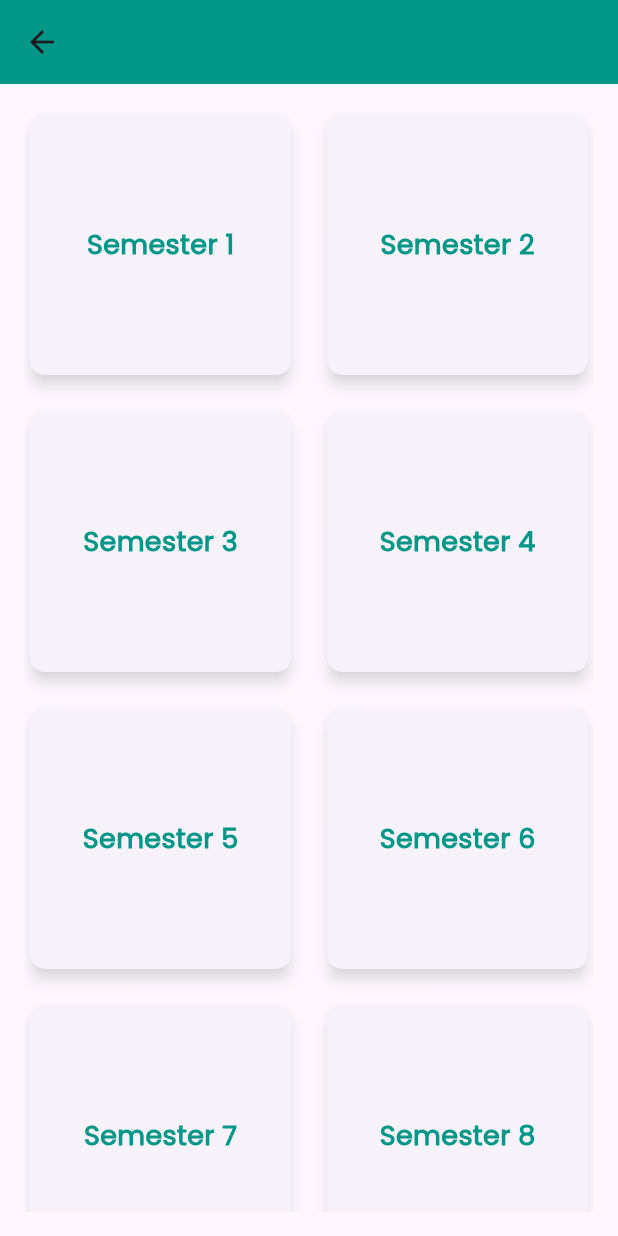
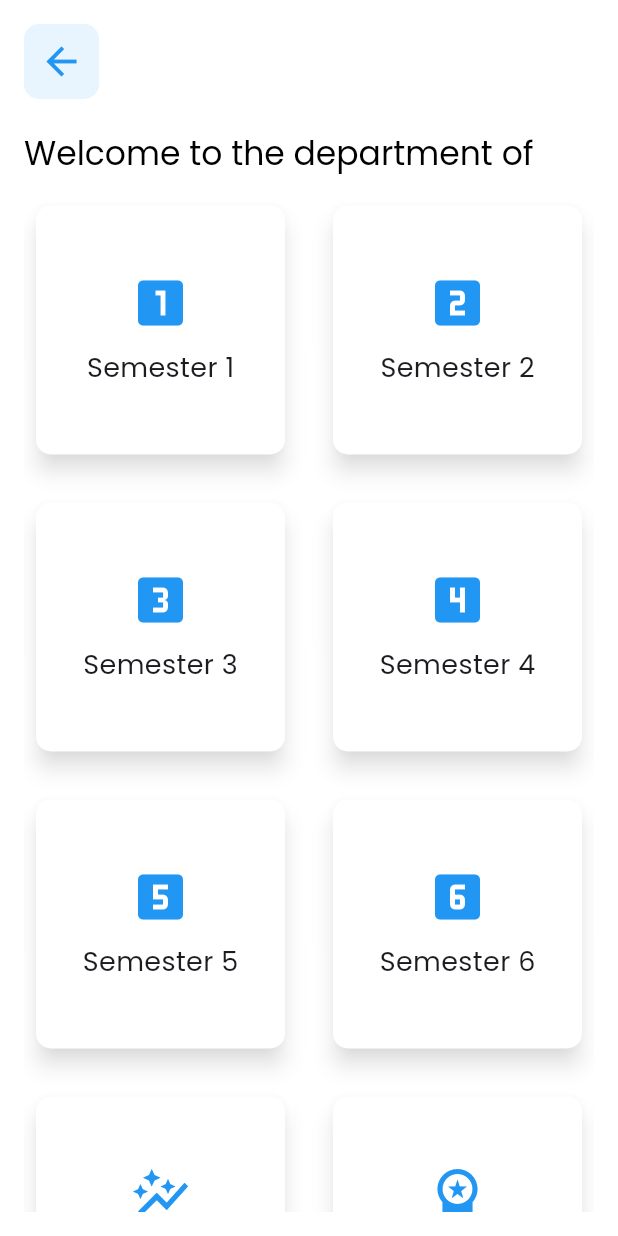
Before and after one commit to HaiderAli228/DocView, a Flutter app: the DeptDetailView screen opened directly with empty values, on a phone screen of 412 x 824 dp. Run offline on Flutter 3.47's test engine with Material 3 defaults, Android fonts, the phone set to English and light mode, and no system bars; our stand-ins replace animated_text_kit, carousel_slider, file_picker, fluttertoast, google_generative_ai, introduction_screen and 1 more; missing offline and left inert: docx_to_text, syncfusion_flutter_pdf.

Commit message:
completing UI

```diff
--- a/lib/routes/routes.dart
+++ b/lib/routes/routes.dart
@@ -1,9 +1,10 @@
 import 'package:docsview/routes/routes_name.dart';
 import 'package:docsview/view/ai_view.dart';
-import 'package:docsview/view/intro_screen.dart';
+import 'package:docsview/view/intro_view.dart';
 import 'package:flutter/material.dart';
-import '../view/deptDetail.dart';
+import '../view/dept_detail_view.dart';
 import '../view/home_view.dart';
+import '../view/semester_detail_view.dart';
 import '../view/splash_screen.dart';
 
 class Routes {
@@ -17,6 +18,17 @@ class Routes {
           final department = settings.arguments as Map<String, String>;
           return _createRoute(DeptDetailView(
             departmentName: department['name']!,
+            departmentIcon: department['icon']!,
+          ));
+        } else {
+          return _errorRoute("Invalid department data");
+        }
+        case RoutesName.semesterDetailView:
+        if (settings.arguments is Map<String, String>) {
+          final department = settings.arguments as Map<String, String>;
+          return _createRoute(SemesterDetailView(
+            departmentName: department['name']!,
+            departmentIcon: department['icon']!,
           ));
         } else {
           return _errorRoute("Invalid department data");
@@ -67,9 +79,9 @@ class Routes {
           ),
         );
       },
-      transitionDuration: const Duration(milliseconds: 700), // Smooth speed
+      transitionDuration: const Duration(milliseconds: 500), // Smooth speed
       reverseTransitionDuration:
-      const Duration(milliseconds: 700), // Smooth for pop too
+      const Duration(milliseconds: 500), // Smooth for pop too
     );
   }
 
--- a/lib/routes/routes_name.dart
+++ b/lib/routes/routes_name.dart
@@ -4,4 +4,5 @@ class RoutesName{
   static const String introScreenView = "intro_screen" ;
   static const String aiScreenView = "ai_screen" ;
   static const String deptDetailView = "dept_detail_screen" ;
+  static const String semesterDetailView = "semester_detail_screen" ;
 }
--- a/lib/view/ai_view.dart
+++ b/lib/view/ai_view.dart
@@ -9,7 +9,7 @@ import 'package:syncfusion_flutter_pdf/pdf.dart';
 
 import '../model/api_services.dart';
 import '../utils/toast_msg.dart';
-import 'ai_response_screen.dart';
+import 'ai_response_view.dart';
 class AiView extends StatefulWidget {
   const AiView({super.key});
 
--- a/lib/view/deptDetail.dart
+++ /dev/null
@@ -1,61 +0,0 @@
-import 'package:flutter/material.dart';
-
-class DeptDetailView extends StatelessWidget {
-  final String departmentName;
-
-  const DeptDetailView({super.key, required this.departmentName});
-
-  @override
-  Widget build(BuildContext context) {
-    return Scaffold(
-      appBar: AppBar(
-        title: Text(
-          departmentName,
-          style: const TextStyle(fontFamily: "Poppins", fontWeight: FontWeight.bold),
-        ),
-        backgroundColor: Colors.teal, // Change as needed
-      ),
-      body: Padding(
-        padding: const EdgeInsets.all(16.0),
-        child: GridView.builder(
-          gridDelegate: const SliverGridDelegateWithFixedCrossAxisCount(
-            crossAxisCount: 2,
-            crossAxisSpacing: 16,
-            mainAxisSpacing: 16,
-          ),
-          itemCount: 8, // 8 Semesters
-          itemBuilder: (context, index) {
-            return Card(
-              elevation: 4,
-              shadowColor: Colors.grey.withOpacity(0.4),
-              shape: RoundedRectangleBorder(
-                borderRadius: BorderRadius.circular(10),
-              ),
-              child: InkWell(
-                onTap: () {
-                  // Handle semester-specific navigation or actions
-                  ScaffoldMessenger.of(context).showSnackBar(
-                    SnackBar(
-                      content: Text('Semester ${index + 1} clicked!'),
-                    ),
-                  );
-                },
-                child: Center(
-                  child: Text(
-                    'Semester ${index + 1}',
-                    style: const TextStyle(
-                      fontSize: 18,
-                      fontFamily: "Poppins",
-                      fontWeight: FontWeight.bold,
-                      color: Colors.teal,
-                    ),
-                  ),
-                ),
-              ),
-            );
-          },
-        ),
-      ),
-    );
-  }
-}
--- /dev/null
+++ b/lib/view/dept_detail_view.dart
@@ -0,0 +1,144 @@
+import 'package:flutter/material.dart';
+
+import '../routes/routes_name.dart';
+import '../utils/app_colors.dart';
+
+class DeptDetailView extends StatelessWidget {
+  final String departmentName;
+  final String departmentIcon;
+
+  DeptDetailView({
+    super.key,
+    required this.departmentName,
+    required this.departmentIcon,
+  });
+
+  final semesterDetails = [
+    {'icon': Icons.looks_one, 'name': "Semester 1"},
+    {'icon': Icons.looks_two, 'name': "Semester 2"},
+    {'icon': Icons.looks_3, 'name': "Semester 3"},
+    {'icon': Icons.looks_4, 'name': "Semester 4"},
+    {'icon': Icons.looks_5, 'name': "Semester 5"},
+    {'icon': Icons.looks_6, 'name': "Semester 6"},
+    {'icon': Icons.auto_graph, 'name': "Semester 7"},
+    {'icon': Icons.workspace_premium, 'name': "Semester 8"},
+  ];
+
+  @override
+  Widget build(BuildContext context) {
+    return SafeArea(
+      child: Scaffold(
+        backgroundColor: Colors.white,
+        body: Padding(
+          padding: const EdgeInsets.all(16.0),
+          child: Column(
+            crossAxisAlignment: CrossAxisAlignment.start,
+            children: [
+              Row(
+                mainAxisAlignment: MainAxisAlignment.spaceBetween,
+                children: [
+                  InkWell(
+                    onTap: () {
+                      Navigator.pop(context);
+                    },
+                    child: Container(
+                      height: 50,
+                      width: 50,
+                      decoration: BoxDecoration(
+                        color: AppColors.themeColor.withOpacity(0.1),
+                        borderRadius: BorderRadius.circular(10),
+                      ),
+                      child: const Icon(
+                        Icons.arrow_back,
+                        color: AppColors.themeColor,
+                        size: 30,
+                      ),
+                    ),
+                  ),
+
+                ],
+              ),
+              const SizedBox(height: 20),
+              RichText(
+                text: TextSpan(
+                  style: const TextStyle(fontSize: 22),
+                  children: [
+                    const TextSpan(
+                      text: "Welcome to the department of ",
+                      style: TextStyle(
+                        color: Colors.black,
+                        fontFamily: "Poppins",
+                      ),
+                    ),
+                    TextSpan(
+                      text: departmentName,
+                      style: const TextStyle(
+                        color: AppColors.themeColor,
+                        fontWeight: FontWeight.bold,
+                        fontFamily: "Poppins",
+                      ),
+                    ),
+                  ],
+                ),
+              ),
+              const SizedBox(height: 10),
+              Expanded(
+                child: GridView.builder(
+                  gridDelegate: const SliverGridDelegateWithFixedCrossAxisCount(
+                    crossAxisCount: 2,
+                    crossAxisSpacing: 16,
+                    mainAxisSpacing: 16,
+                  ),
+                  itemCount: semesterDetails.length, // Use semesterDetails count
+                  itemBuilder: (context, index) {
+                    final semester = semesterDetails[index];
+                    return Card(
+                      elevation: 6,
+                      color: Colors.white,
+                      margin: const EdgeInsets.all(8),
+                      shadowColor: Colors.grey.withOpacity(0.4),
+                      shape: RoundedRectangleBorder(
+                        borderRadius: BorderRadius.circular(10),
+                      ),
+                      child: InkWell(
+                        onTap: () {
+                          Navigator.pushNamed(
+                            context,
+                            RoutesName.semesterDetailView,
+                            arguments: {
+                              'name': departmentName,
+                              'icon': departmentIcon,
+                            },
+                          );
+                        },
+                        child: Column(
+                          mainAxisAlignment: MainAxisAlignment.center,
+                          crossAxisAlignment: CrossAxisAlignment.center,
+                          children: [
+                            Icon(
+                              semester['icon'] as IconData,
+                              size: 40,
+                              color: AppColors.themeColor,
+                            ),
+                            const SizedBox(height: 10),
+                            Text(
+                              semester['name'] as String,
+                              style: const TextStyle(
+                                fontSize: 18,
+                                fontFamily: "Poppins",
+                              ),
+                            ),
+                          ],
+                        ),
+                      ),
+                    );
+                  },
+                ),
+              ),
+            ],
+          ),
+        ),
+      ),
+    );
+  }
+}
```
Also changed, not shown: lib/view/home_view.dart (+8 -7 lines), lib/view/semester_detail_view.dart (added, +184 -0 lines), lib/view/ai_response_view.dart (renamed from lib/view/ai_response_screen.dart), lib/view/intro_view.dart (renamed from lib/view/intro_screen.dart).
